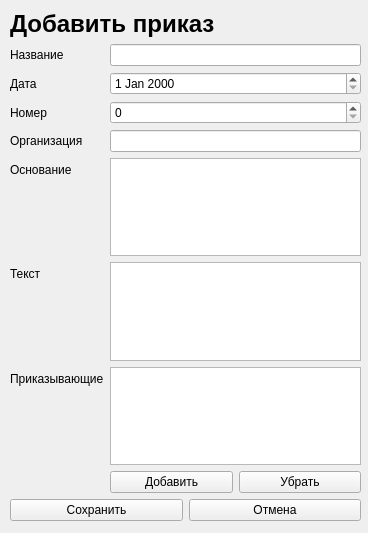
The window that addWidget.ui (f1rsov08/BestProject) describes before a commit, drawn with Qt 5.
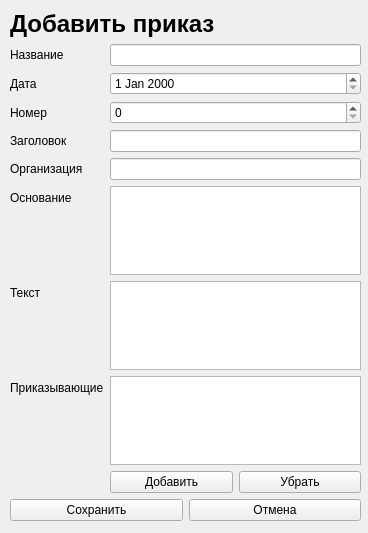
The same window after the commit.

Commit message: Добавлено добавление заголовка

Diff of the .ui file:
```diff
--- a/addWidget.ui
+++ b/addWidget.ui
@@ -62,44 +62,47 @@
       <item row="2" column="1">
        <widget class="QSpinBox" name="number"/>
       </item>
-      <item row="3" column="0">
+      <item row="3" column="1">
+       <widget class="QLineEdit" name="title"/>
+      </item>
+      <item row="4" column="0">
        <widget class="QLabel" name="organizationLabel">
         <property name="text">
          <string>Организация</string>
         </property>
        </widget>
       </item>
-      <item row="3" column="1">
+      <item row="4" column="1">
        <widget class="QLineEdit" name="organization"/>
       </item>
-      <item row="4" column="0">
+      <item row="5" column="0">
        <widget class="QLabel" name="reasonLabel">
         <property name="text">
          <string>Основание</string>
         </property>
        </widget>
       </item>
-      <item row="4" column="1">
+      <item row="5" column="1">
        <widget class="QPlainTextEdit" name="reason"/>
       </item>
-      <item row="5" column="0">
+      <item row="6" column="0">
        <widget class="QLabel" name="textLabel">
         <property name="text">
          <string>Текст</string>
         </property>
        </widget>
       </item>
-      <item row="5" column="1">
+      <item row="6" column="1">
        <widget class="QPlainTextEdit" name="text"/>
       </item>
-      <item row="6" column="0">
+      <item row="7" column="0">
        <widget class="QLabel" name="guysLabel">
         <property name="text">
          <string>Приказывающие</string>
         </property>
        </widget>
       </item>
-      <item row="6" column="1">
+      <item row="7" column="1">
        <layout class="QVBoxLayout" name="verticalLayout_2">
         <item>
          <widget class="QTableWidget" name="guys"/>
@@ -124,6 +127,13 @@
         </item>
        </layout>
       </item>
+      <item row="3" column="0">
+       <widget class="QLabel" name="titleLabel">
+        <property name="text">
+         <string>Заголовок</string>
+        </property>
+       </widget>
+      </item>
      </layout>
     </item>
     <item>
```
